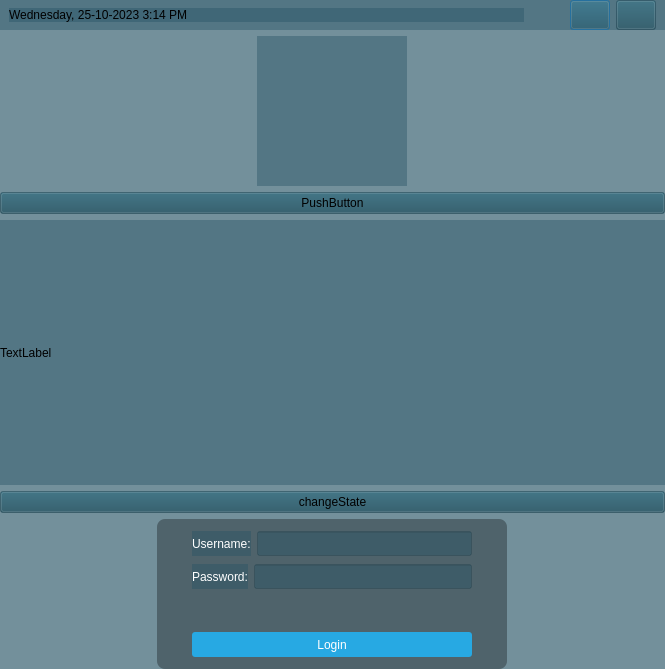
This is src/apps/ui/mylogin.ui in vito13/QT6Projemplate as Qt 5 draws it before an edit. The edited form follows.
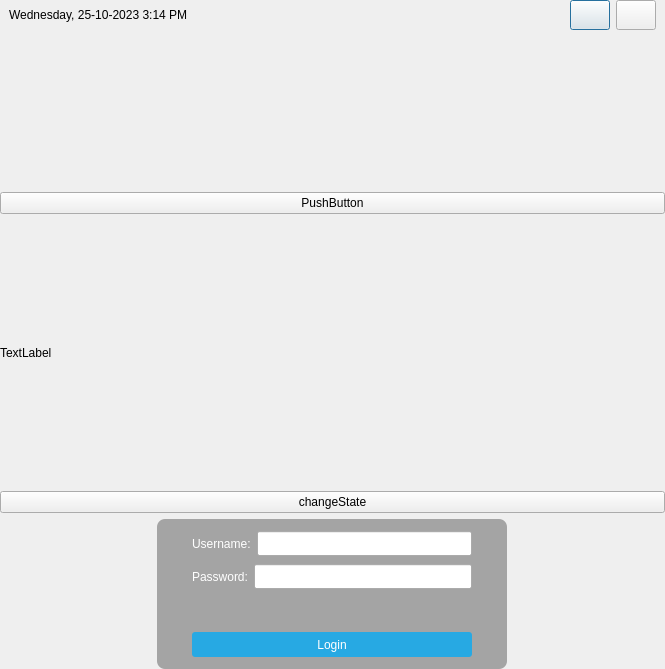
This is the edited form. Icons and pictures are not drawn.

```diff
--- a/src/apps/ui/mylogin.ui
+++ b/src/apps/ui/mylogin.ui
@@ -14,7 +14,7 @@
    <string>Dialog</string>
   </property>
   <property name="styleSheet">
-   <string notr="true">background: rgba(32, 80, 96, 100);</string>
+   <string notr="true"/>
   </property>
   <layout class="QVBoxLayout" name="verticalLayout">
    <property name="leftMargin">
```
Left out of the diff: 6 changed lines with no effect on the pictures.
